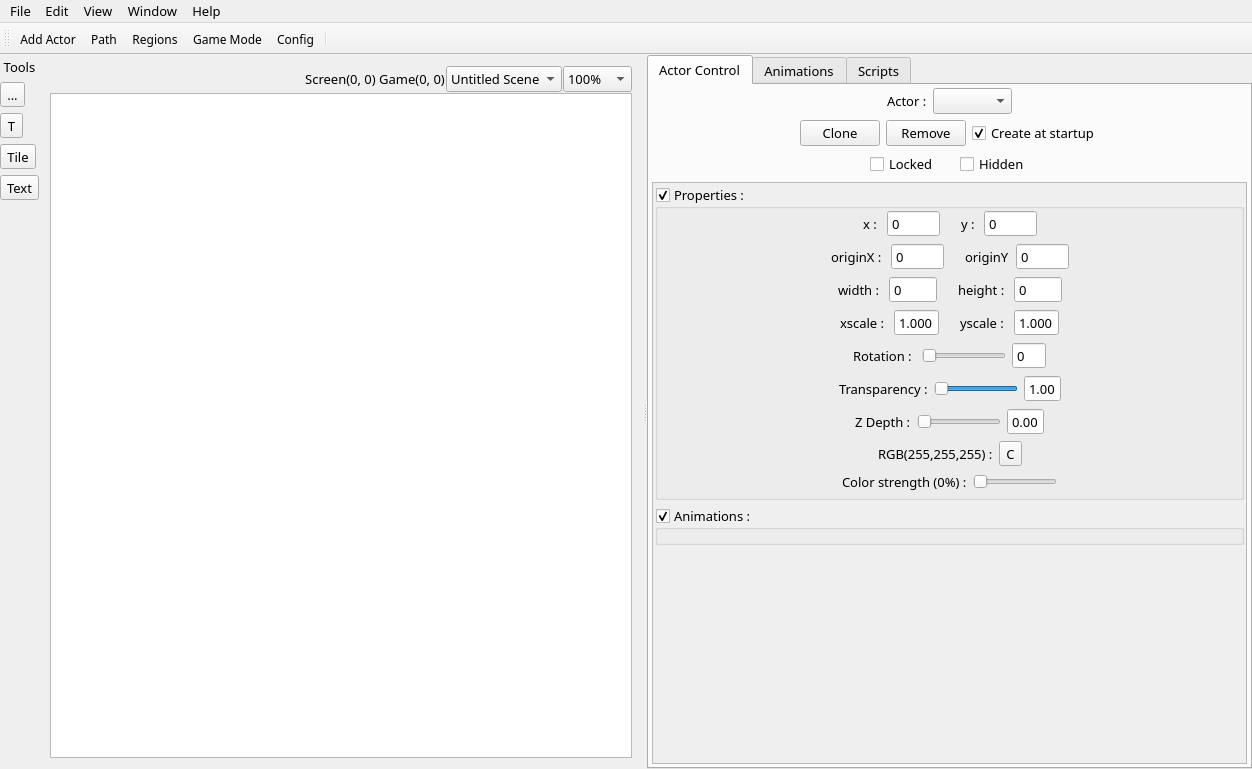
This is qgameeditor.ui in Epsilon-K/QGameEditor as Qt 5 draws it before an edit. The edited form follows.
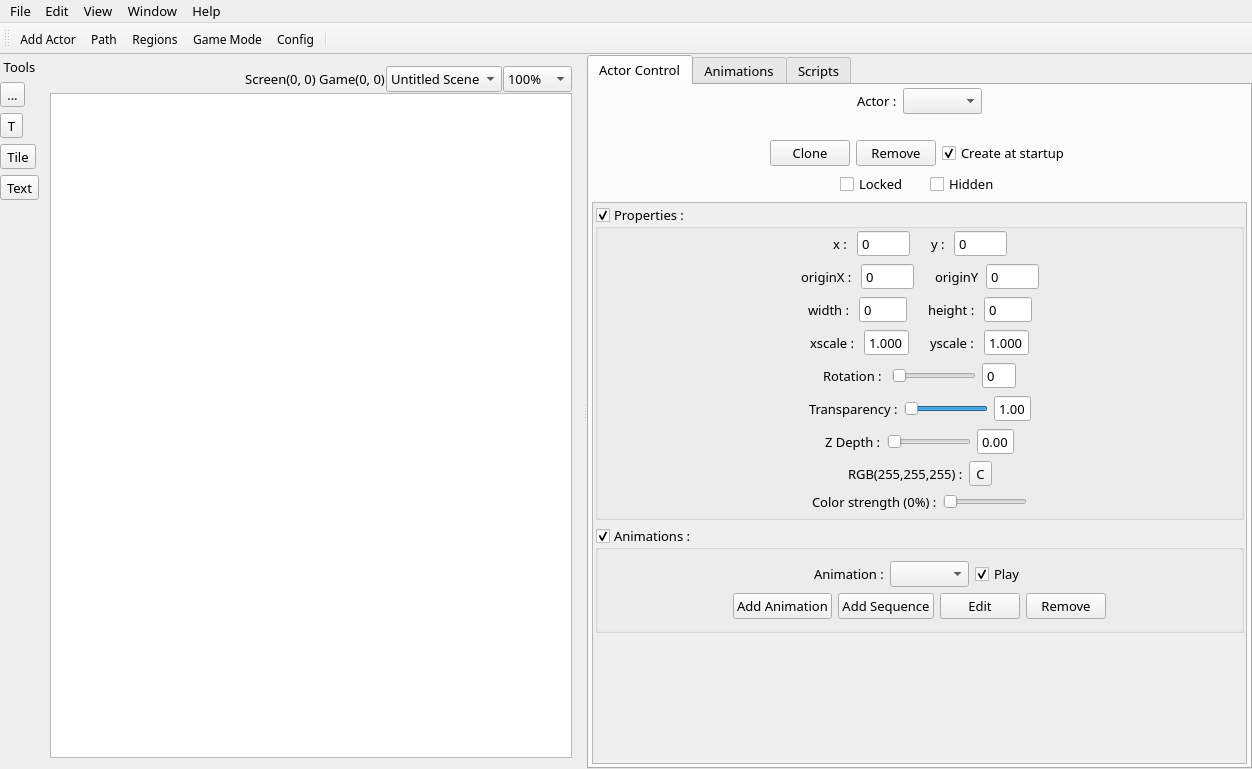
This is the edited form. Icons and pictures are not drawn. Custom widgets are drawn as their Qt base class.

Commit message:
Add AnimationsGroupBox gui on actorControl Tab
-a comboBox for the name.
-an add, addSequence, edit and remove buttons.
- and a checkbox to live view play the animation in-editor.

- Also adjusted the selectionChanged behaviour to disable the animationGroupBox when multiple actors are selected or when a non-Normal actor is selected.

Diff of the .ui file:
```diff
--- a/qgameeditor.ui
+++ b/qgameeditor.ui
@@ -323,6 +323,22 @@
            </item>
           </layout>
          </item>
+         <item>
+          <spacer name="verticalSpacer_3">
+           <property name="orientation">
+            <enum>Qt::Vertical</enum>
+           </property>
+           <property name="sizeType">
+            <enum>QSizePolicy::Fixed</enum>
+           </property>
+           <property name="sizeHint" stdset="0">
+            <size>
+             <width>20</width>
+             <height>20</height>
+            </size>
+           </property>
+          </spacer>
+         </item>
          <item>
           <layout class="QHBoxLayout" name="horizontalLayout_8">
            <item>
@@ -460,7 +476,7 @@
               <x>0</x>
               <y>0</y>
               <width>616</width>
-              <height>576</height>
+              <height>550</height>
              </rect>
             </property>
             <layout class="QVBoxLayout" name="verticalLayout_4">
@@ -1204,6 +1220,120 @@
                <property name="checkable">
                 <bool>true</bool>
                </property>
+               <layout class="QVBoxLayout" name="verticalLayout_5">
+                <item>
+                 <layout class="QHBoxLayout" name="horizontalLayout_16">
+                  <item>
+                   <spacer name="horizontalSpacer_33">
+                    <property name="orientation">
+                     <enum>Qt::Horizontal</enum>
+                    </property>
+                    <property name="sizeHint" stdset="0">
+                     <size>
+                      <width>40</width>
+                      <height>20</height>
+                     </size>
+                    </property>
+                   </spacer>
+                  </item>
+                  <item>
+                   <widget class="QLabel" name="label_15">
+                    <property name="text">
+                     <string>Animation :</string>
+                    </property>
+                   </widget>
+                  </item>
+                  <item>
+                   <widget class="QComboBox" name="actorAnimationNameComboBox">
+                    <property name="sizeAdjustPolicy">
+                     <enum>QComboBox::AdjustToContents</enum>
+                    </property>
+                   </widget>
+                  </item>
+                  <item>
+                   <widget class="QCheckBox" name="actorAnimationStateCheckBox">
+                    <property name="text">
+                     <string>Play</string>
+                    </property>
+                    <property name="checked">
+                     <bool>true</bool>
+                    </property>
+                   </widget>
+                  </item>
+                  <item>
+                   <spacer name="horizontalSpacer_34">
+                    <property name="orientation">
+                     <enum>Qt::Horizontal</enum>
+                    </property>
+                    <property name="sizeHint" stdset="0">
+                     <size>
+                      <width>40</width>
+                      <height>20</height>
+                     </size>
+                    </property>
+                   </spacer>
+                  </item>
+                 </layout>
+                </item>
+                <item>
+                 <layout class="QHBoxLayout" name="horizontalLayout_17">
+                  <item>
+                   <spacer name="horizontalSpacer_35">
+                    <property name="orientation">
+                     <enum>Qt::Horizontal</enum>
+                    </property>
+                    <property name="sizeHint" stdset="0">
+                     <size>
+                      <width>40</width>
+                      <height>20</height>
+                     </size>
+                    </property>
+                   </spacer>
+                  </item>
+                  <item>
+                   <widget class="QPushButton" name="addAnimationBtn">
+                    <property name="text">
+                     <string>Add Animation</string>
+                    </property>
+                   </widget>
+                  </item>
+                  <item>
+                   <widget class="QPushButton" name="addSequenceBtn">
+                    <property name="text">
+                     <string>Add Sequence</string>
+                    </property>
+                   </widget>
+                  </item>
+                  <item>
+                   <widget class="QPushButton" name="editAnimationBtn">
+                    <property name="text">
+                     <string>Edit</string>
+                    </property>
+                   </widget>
+                  </item>
+                  <item>
+                   <widget class="QPushButton" name="removeAnimationBtn">
+                    <property name="text">
+                     <string>Remove</string>
+                    </property>
+                   </widget>
+                  </item>
+                  <item>
+                   <spacer name="horizontalSpacer_36">
+                    <property name="orientation">
+                     <enum>Qt::Horizontal</enum>
+                    </property>
+                    <property name="sizeHint" stdset="0">
+                     <size>
+                      <width>40</width>
+                      <height>20</height>
+                     </size>
+                    </property>
+                   </spacer>
+                  </item>
+                 </layout>
+                </item>
+               </layout>
               </widget>
              </item>
              <item>
```
The commit also changes 6 other files.
